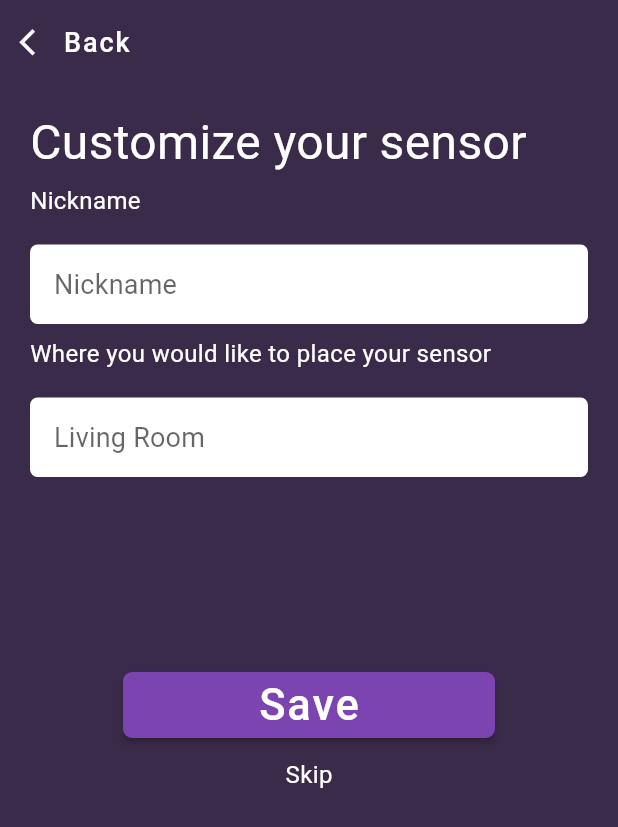
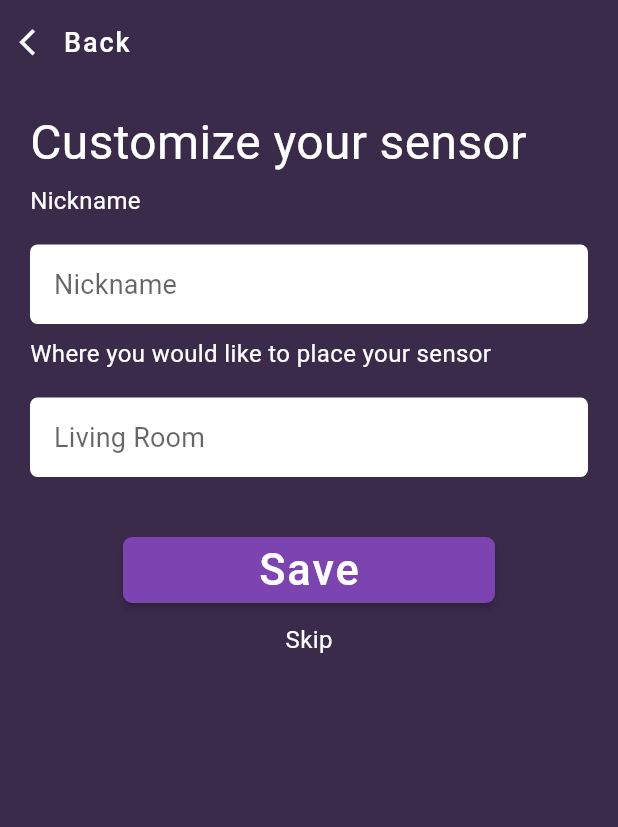
Before and after one commit to kaloyanpepelyashki/OHMIO_application_production, a Flutter app: the CustomizeSensorPage screen opened directly with empty values, on a phone screen of 412 x 824 dp. Shown: the top 827 px of the screen. Run offline on Flutter 3.47's test engine with Material 2 defaults, Android fonts, the phone set to English and light mode, and no system bars; our stand-ins replace carousel_slider, connectivity_plus, dotted_border, equatable, fl_chart, flutter_bloc and 11 more; missing offline and left inert: dart_either, flutter_jailbreak_detection, mqtt_client, onesignal_flutter; accounts and stored records are empty.

Commit message:
UI/UX improvements for sensor data and sensor customization

```diff
--- a/lib/config/routes/routes.dart
+++ b/lib/config/routes/routes.dart
@@ -121,7 +121,7 @@ GoRouter router = GoRouter(initialLocation: "/", routes: <GoRoute>[
         return CustomizeSensorPage(sensorId: sensorId!);
       }),
   GoRoute(
-      path: "/sensorPage/:id/:sensorName/:sensorPlacement/:unit",
+      path: "/sensorPage/:id/:sensorName/:sensorPlacement/:unit/:isHistoricalData",
       name: "sensorPage",
       builder: (BuildContext context, GoRouterState state) {
         return BlocProvider.value(
@@ -131,6 +131,7 @@ GoRouter router = GoRouter(initialLocation: "/", routes: <GoRoute>[
             sensorName: state.pathParameters['sensorName'],
             sensorPlacement: state.pathParameters['sensorPlacement'],
             unit: state.pathParameters['unit'],
+            isHistoricalData: state.pathParameters['isHistoricalData'],
           ),
         );
       }),
--- a/lib/features/feature/presentation/pages/customize_sensor_page.dart
+++ b/lib/features/feature/presentation/pages/customize_sensor_page.dart
@@ -18,26 +18,42 @@ class CustomizeSensorPage extends StatefulWidget {
 }
 
 class _CustomizeSensorPageState extends State<CustomizeSensorPage> {
-  TextEditingController? nicknameController;
-  TextEditingController? placementController;
+  TextEditingController nicknameController = TextEditingController();
+  TextEditingController placementController = TextEditingController();
 
   @override
   void initState() {
-    nicknameController = TextEditingController();
-    placementController = TextEditingController();
     print("SENSOR ID: ${widget.sensorId}");
     super.initState();
   }
 
   @override
+  void dispose() {
+    nicknameController!.dispose();
+    placementController!.dispose();
+    FocusManager.instance.primaryFocus?.unfocus();
+    super.dispose();
+  }
+
+  @override
   Widget build(BuildContext context) {
+
     return BlocConsumer<PinTunnelBloc, PinTunnelState>(
       listener: (context, state) {},
       builder: (context, state) {
-        return Scaffold(
+        return GestureDetector(
+          onTap: () => FocusManager.instance.primaryFocus?.unfocus(),
+          child: Scaffold(
+            resizeToAvoidBottomInset: true,
               appBar: TopBarBackAction(),
               backgroundColor: Theme.of(context).colorScheme.background,
-          body: Column(
+
+              body: SingleChildScrollView(
+                keyboardDismissBehavior:
+                    ScrollViewKeyboardDismissBehavior.onDrag,
+                padding: EdgeInsets.only(
+                    bottom: MediaQuery.of(context).viewInsets.bottom + 20),
+                child: Column(
                   children: [
                     Padding(
                       padding: const EdgeInsets.all(20.0),
@@ -65,6 +81,7 @@ class _CustomizeSensorPageState extends State<CustomizeSensorPage> {
                                   borderRadius: BorderRadius.circular(5)),
                               margin: const EdgeInsets.fromLTRB(0, 20, 0, 0),
                               child: TextField(
+                                textInputAction: TextInputAction.next,
                                 key: Key("emailField"),
                                 controller: nicknameController!,
                                 cursorColor: Colors.black,
@@ -91,6 +108,7 @@ class _CustomizeSensorPageState extends State<CustomizeSensorPage> {
                                   borderRadius: BorderRadius.circular(5)),
                               margin: const EdgeInsets.fromLTRB(0, 20, 0, 0),
                               child: TextField(
+                                textInputAction: TextInputAction.next,
                                 controller: placementController!,
                                 cursorColor: Colors.black,
                                 decoration: InputDecoration(
@@ -103,7 +121,7 @@ class _CustomizeSensorPageState extends State<CustomizeSensorPage> {
                                 obscureText: false,
                               )),
                           SizedBox(height: 10),
-                    SizedBox(height: 100),
+                          SizedBox(height: 10),
                         ],
                       ),
                     ),
@@ -112,7 +130,6 @@ class _CustomizeSensorPageState extends State<CustomizeSensorPage> {
                       height: 44,
                       child: ElevatedButtonComponent(
                         text: "Save",
-
                         onPressed: () {
                           saveCustomization();
                         },
@@ -130,6 +147,7 @@ class _CustomizeSensorPageState extends State<CustomizeSensorPage> {
                     ),
                   ],
                 ),
+              )),
         );
       },
     );
--- a/lib/features/feature/presentation/pages/dashboard/dashboard_page.dart
+++ b/lib/features/feature/presentation/pages/dashboard/dashboard_page.dart
@@ -81,6 +81,7 @@ class DashBoardPageState extends State<DashBoardPage> {
   @override
   //Widget presentation
   Widget build(BuildContext context) {
+
     return BlocConsumer<PinTunnelBloc, PinTunnelState>(
       listener: (context, state) {
         if (state is UpdateSuccessState) {
@@ -110,6 +111,7 @@ class DashBoardPageState extends State<DashBoardPage> {
           appBar: const DashboardTopBarBurgerMenu(),
           backgroundColor: Theme.of(context).colorScheme.background,
           endDrawer: const DrawerMenuComponent(),
+          resizeToAvoidBottomInset: false,
           body: Stack(
             fit: StackFit.expand,
             children: [
--- a/lib/features/feature/presentation/pages/historical_data/historical_data_page.dart
+++ b/lib/features/feature/presentation/pages/historical_data/historical_data_page.dart
@@ -65,6 +65,7 @@ class _HistoricalDataPageState extends State<HistoricalDataPage> {
                               listOfSensors[i].sensorDescription!,
                           missingDay: listOfSensors[i].missingDay,
                           sensorPlacement: listOfSensors[i].placement,
+                          sensorUnit: listOfSensors[i].unit,
                           themeColor: themeColors[i % 4],
                         ),
                   ],
--- a/lib/features/feature/presentation/widgets/dashboard/dashboard_actuator_widget.dart
+++ b/lib/features/feature/presentation/widgets/dashboard/dashboard_actuator_widget.dart
@@ -77,6 +77,7 @@ class _DashboardActuatorWidgetState extends State<DashboardActuatorWidget> {
                         sensorName: el.sensorName,
                         latestValue:
                             el.latestValue == null ? 0 : el.latestValue,
+
                       ),
                   AddNewDeviceWidget(),
                 ],
--- a/lib/features/feature/presentation/widgets/drawer_menu.dart
+++ b/lib/features/feature/presentation/widgets/drawer_menu.dart
@@ -80,7 +80,7 @@ class DrawerMenuComponent extends StatelessWidget {
                 alignment: Alignment.bottomCenter,
                 child: Padding(
                   padding: EdgeInsets.only(bottom: 20.0),
-                  child: Text("VERSION: 1.0.5"),
+                  child: Text("VERSION: 1.0.6"),
                 ),
               ),
             ),
```
Also changed, not shown: lib/features/feature/presentation/pages/sensor_page/sensor_page.dart (+17 -4 lines), lib/features/feature/presentation/widgets/dashboard/grid_item_component.dart (+9 -3 lines), lib/features/feature/presentation/widgets/historical_data/historical_data_item.dart (+36 -12 lines), lib/features/feature/presentation/widgets/sensor_page/charts/spline_default.dart (+14 -2 lines). Lines whose indentation alone changed are shown as unchanged.
